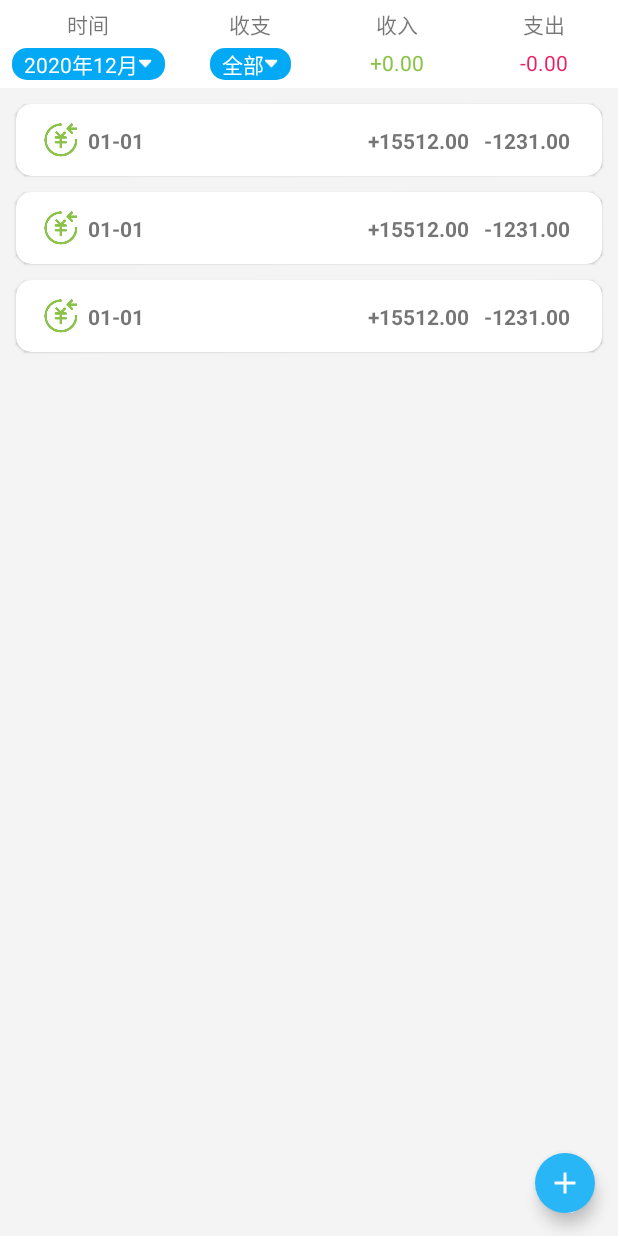
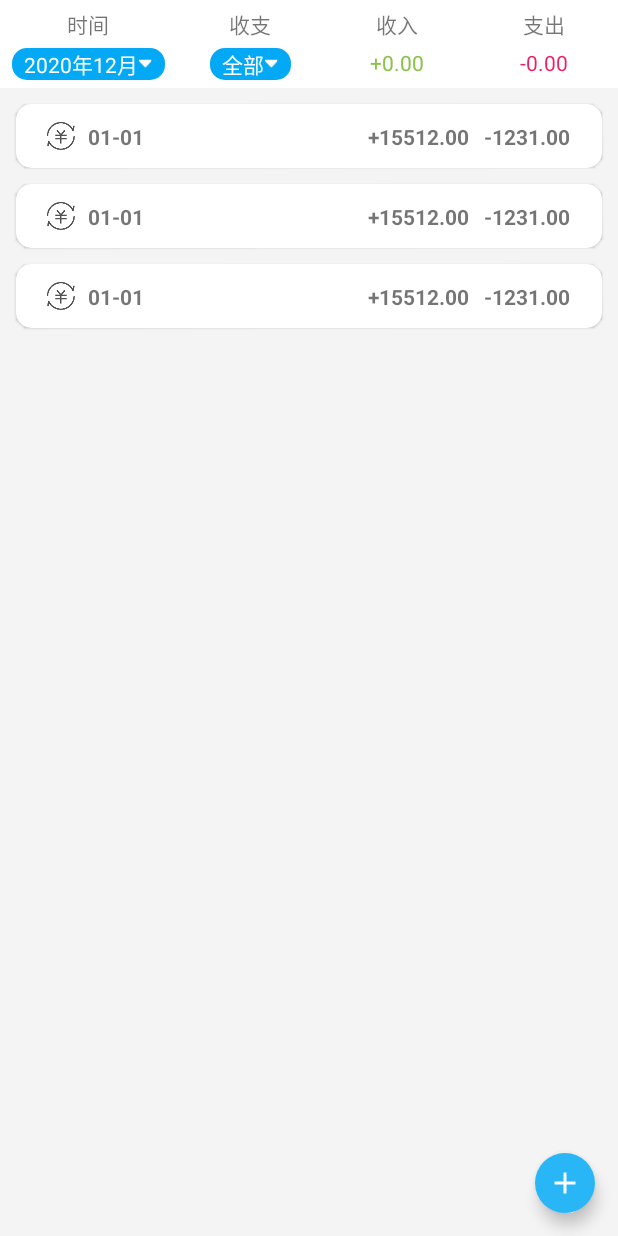
Before and after one commit to SMAXLYB/KeepAccount, an Android app: the layout fragment_index.xml on its own in the app's theme, with its tools: preview values and no code run, on a phone screen of 412 x 824 dp. Run offline under Robolectric (Android 15) with nearby library versions, the light colour scheme and no system bars.

Commit message:
1.修改.ignore

```diff
--- a/app/build.gradle
+++ b/app/build.gradle
@@ -78,6 +78,6 @@ dependencies {
     implementation 'com.wdullaer:materialdatetimepicker:4.2.3'
     // 时间格式化
     implementation 'org.ocpsoft.prettytime:prettytime:4.0.4.Final'
-    // 图标
+    // 图表
     implementation 'com.github.PhilJay:MPAndroidChart:v3.1.0'
 }
--- /dev/null
+++ b/app/src/main/java/life/chenshi/keepaccounts/bean/SumMoneyBean.kt
@@ -0,0 +1,5 @@
+package life.chenshi.keepaccounts.bean
+
+import java.math.BigDecimal
+
+class SumMoneyBean(val recordType: Int, val sumMoney: BigDecimal)
--- a/app/src/main/java/life/chenshi/keepaccounts/database/RecordDao.kt
+++ b/app/src/main/java/life/chenshi/keepaccounts/database/RecordDao.kt
@@ -2,6 +2,7 @@ package life.chenshi.keepaccounts.database
 
 import androidx.lifecycle.LiveData
 import androidx.room.*
+import life.chenshi.keepaccounts.bean.SumMoneyBean
 import java.util.*
 
 @Dao
@@ -20,7 +21,9 @@ interface RecordDao {
 
     // // 查 设计多个表查询可以使用@Transaction
     // @Transaction
-    @Query("SELECT * from tb_records WHERE time BETWEEN :from AND :to ORDER BY time DESC")
+    @Query("SELECT * FROM tb_records WHERE time BETWEEN :from AND :to ORDER BY time DESC")
     fun getRecordByDateRange(from: Date, to: Date): LiveData<List<Record>>
 
+    @Query("SELECT record_type as recordType, sum(money) as sumMoney FROM tb_records WHERE time BETWEEN :from AND :to GROUP BY record_type")
+    fun getSumMoneyByDataRange(from: Date, to: Date):LiveData<List<SumMoneyBean>>
 }
--- a/app/src/main/java/life/chenshi/keepaccounts/ui/index/IndexRecordAdapter.kt
+++ b/app/src/main/java/life/chenshi/keepaccounts/ui/index/IndexRecordAdapter.kt
@@ -81,8 +81,8 @@ class IndexRecordAdapter(private var recordListGroupByDay: List<List<Record>>) :
         holder.binding.apply {
             // 日期
             itemBudgetDate.text = DateUtils.date2MonthDay(recordList[0].time)
-            itemBudgetTotalIncome.text = "总收入"
-            itemBudgetTotalOutcome.text = "总支出"
+            itemBudgetTotalIncome.text = ""
+            itemBudgetTotalOutcome.text = "金额"
         }
     }
 
--- a/app/src/main/res/layout/fragment_index.xml
+++ b/app/src/main/res/layout/fragment_index.xml
@@ -128,7 +128,7 @@
                         android:text="收入" />
 
                     <TextView
-                        android:id="@+id/income_in_month"
+                        android:id="@+id/index_income_in_month"
                         android:layout_width="match_parent"
                         android:layout_height="wrap_content"
                         android:drawablePadding="2dp"
@@ -154,7 +154,7 @@
                         android:text="支出" />
 
                     <TextView
-                        android:id="@+id/outcome_in_month"
+                        android:id="@+id/index_outcome_in_month"
                         android:layout_width="match_parent"
                         android:layout_height="wrap_content"
                         android:drawablePadding="2dp"
--- a/app/src/main/res/layout/item_budget.xml
+++ b/app/src/main/res/layout/item_budget.xml
@@ -37,9 +37,9 @@
 
                 <ImageView
                     android:id="@+id/item_budget_icon"
-                    android:layout_width="25dp"
-                    android:layout_height="25dp"
-                    android:src="@drawable/item_budget_income"
+                    android:layout_width="20dp"
+                    android:layout_height="20dp"
+                    android:src="@drawable/index_item_icon_bill"
                     app:layout_constraintBottom_toBottomOf="parent"
                     app:layout_constraintEnd_toStartOf="@id/guideline"
                     app:layout_constraintStart_toStartOf="parent"
```
Also changed, not shown: app/src/main/java/life/chenshi/keepaccounts/ui/index/IndexFragment.kt (+20 -2 lines), app/src/main/java/life/chenshi/keepaccounts/ui/index/IndexViewModel.kt (+9 -0 lines), app/src/main/res/drawable-xxhdpi/index_item_icon_bill.png (added), 4 other files.
